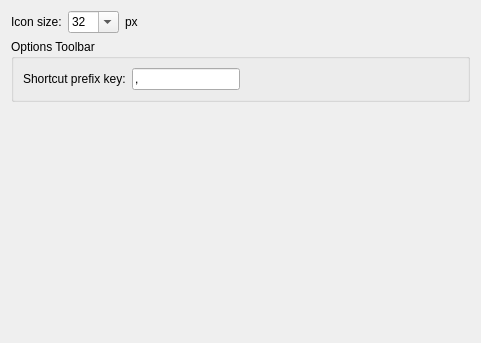
Above: scripts/Edit/AppPreferences/ToolBarPreferences/PreferencesPage.ui from qcad/qcad before the change. Below: the same form after it.
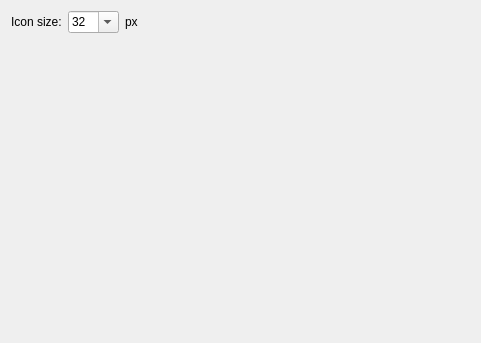
That is the form after the change.

Commit message: update options toolbar preferences

```diff
--- a/scripts/Edit/AppPreferences/ToolBarPreferences/PreferencesPage.ui
+++ b/scripts/Edit/AppPreferences/ToolBarPreferences/PreferencesPage.ui
@@ -110,63 +110,6 @@
      </item>
     </layout>
    </item>
-   <item>
-    <widget class="QGroupBox" name="groupBox">
-     <property name="title">
-      <string>Options Toolbar</string>
-     </property>
-     <layout class="QHBoxLayout" name="horizontalLayout_2">
-      <item>
-       <widget class="QLabel" name="label_3">
-        <property name="text">
-         <string>Shortcut prefix key:</string>
-        </property>
-       </widget>
-      </item>
-      <item>
-       <widget class="QLineEdit" name="PrefixChar">
-        <property name="sizePolicy">
-         <sizepolicy hsizetype="Minimum" vsizetype="Fixed">
-          <horstretch>0</horstretch>
-          <verstretch>0</verstretch>
-         </sizepolicy>
-        </property>
-        <property name="mouseTracking">
-         <bool>false</bool>
-        </property>
-        <property name="focusPolicy">
-         <enum>Qt::WheelFocus</enum>
-        </property>
-        <property name="acceptDrops">
-         <bool>false</bool>
-        </property>
-        <property name="inputMask">
-         <string notr="true">X</string>
-        </property>
-        <property name="text">
-         <string notr="true">,</string>
-        </property>
-        <property name="maxLength">
-         <number>1</number>
-        </property>
-       </widget>
-      </item>
-      <item>
-       <spacer name="horizontalSpacer">
-        <property name="orientation">
-         <enum>Qt::Horizontal</enum>
-        </property>
-        <property name="sizeHint" stdset="0">
-         <size>
-          <width>40</width>
-          <height>20</height>
-         </size>
-        </property>
-       </spacer>
-      </item>
-     </layout>
-    </widget>
-   </item>
    <item>
     <spacer name="verticalSpacer">
      <property name="orientation">
```
